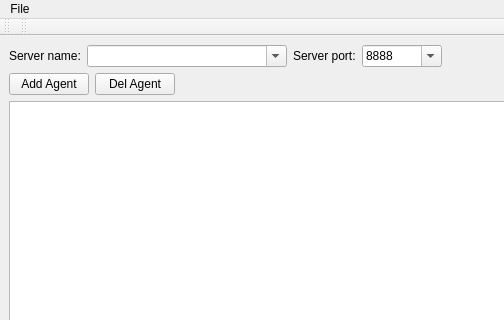
Before: the Qt Designer form App/FakeAgent/mainwindow.ui in break11/AutoStorage, drawn with Qt 5; both pictures show x 0 to 504 and y 0 to 320 of the 1180 by 851 pixel window.
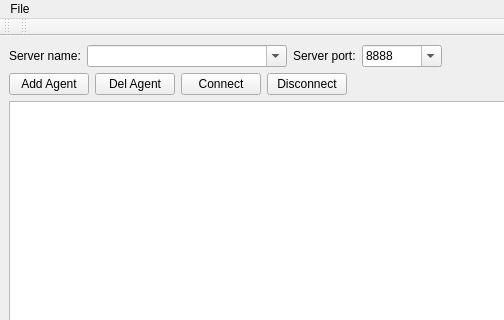
After: the same form once the commit is applied.

```diff
--- a/App/FakeAgent/mainwindow.ui
+++ b/App/FakeAgent/mainwindow.ui
@@ -101,6 +101,26 @@
           </property>
          </widget>
         </item>
+        <item>
+         <widget class="QPushButton" name="btnConnect">
+          <property name="text">
+           <string>Connect</string>
+          </property>
+          <property name="shortcut">
+           <string>Del</string>
+          </property>
+         </widget>
+        </item>
+        <item>
+         <widget class="QPushButton" name="btnDisconnect">
+          <property name="text">
+           <string>Disconnect</string>
+          </property>
+          <property name="shortcut">
+           <string>Del</string>
+          </property>
+         </widget>
+        </item>
         <item>
          <spacer name="horizontalSpacer">
           <property name="orientation">
```
